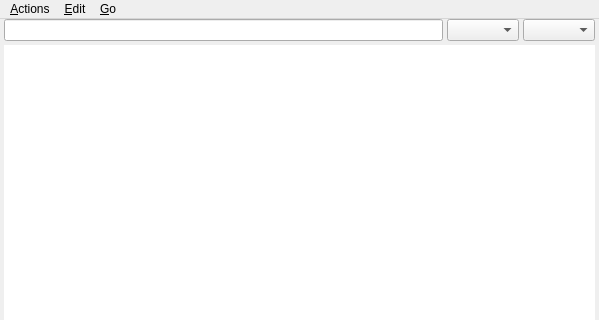
First picture: the form in designer/cardlist.ui, repository ankitects/anki, before the edit; both pictures show x 0 to 599 and y 0 to 320 of the 599 by 462 pixel window.
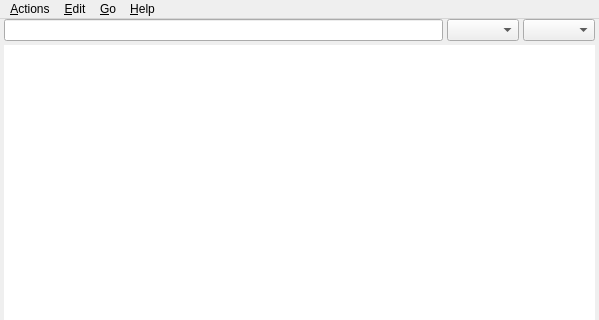
Second picture: the form after the edit. Icons and pictures are not drawn.

What changed in the file:
```diff
--- a/designer/cardlist.ui
+++ b/designer/cardlist.ui
@@ -162,7 +162,7 @@
      <x>0</x>
      <y>0</y>
      <width>599</width>
-     <height>24</height>
+     <height>23</height>
     </rect>
    </property>
    <widget class="QMenu" name="menuEdit" >
@@ -202,9 +202,16 @@
     <addaction name="actionNextCard" />
     <addaction name="actionLastCard" />
    </widget>
+   <widget class="QMenu" name="menu_Help" >
+    <property name="title" >
+     <string>&amp;Help</string>
+    </property>
+    <addaction name="actionGuide" />
+   </widget>
    <addaction name="menuActions" />
    <addaction name="menuEdit" />
    <addaction name="menuJump" />
+   <addaction name="menu_Help" />
   </widget>
   <action name="actionDelete" >
    <property name="icon" >
```
Left out of the diff: 22 changed lines with no effect on the pictures.
